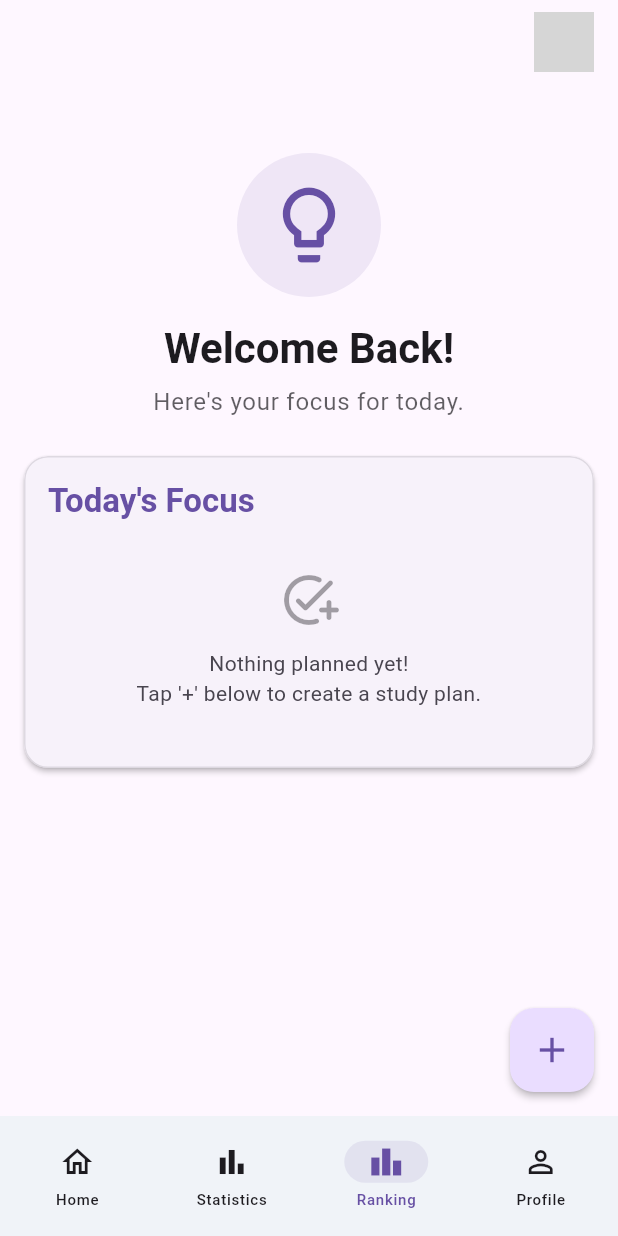
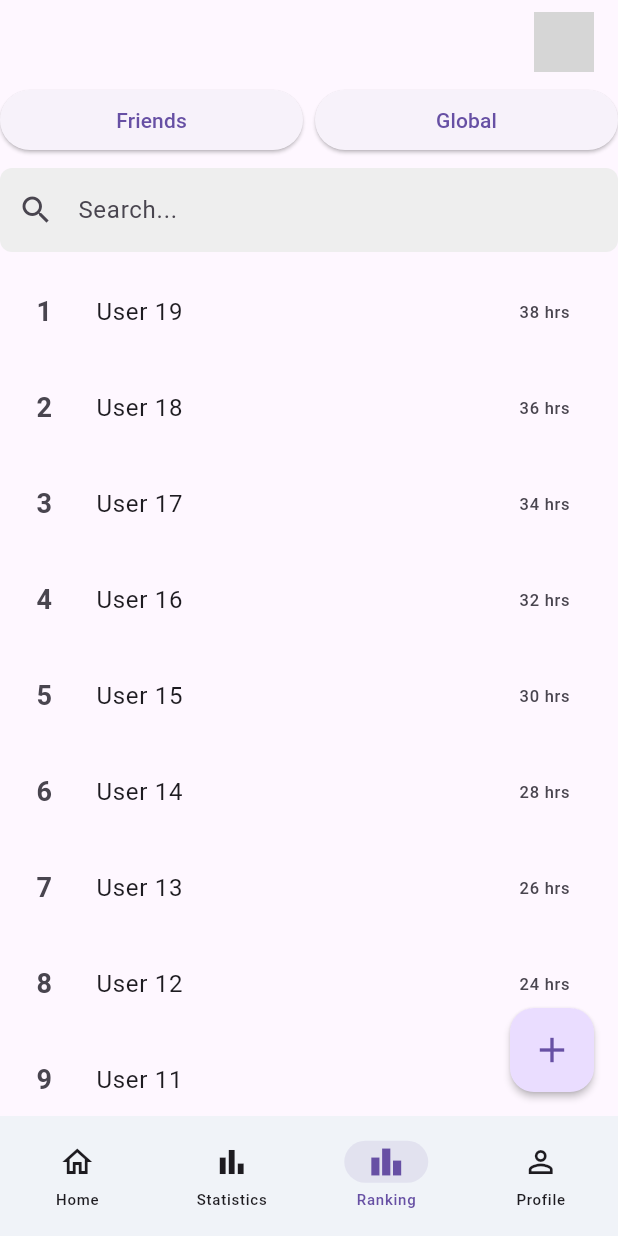
Before and after one commit to Dibbiii/KetchApp-Flutter, a Flutter app: the screen it shows once a user with an empty profile is signed in, item 3 of the bottom bar chosen, on a phone screen of 412 x 824 dp. Run offline on Flutter 3.47's test engine with Material 3 defaults, Android fonts, the light colour scheme and no system bars; drawn by our look-alikes of dynamic_color; our stand-ins replace bloc, equatable, firebase_auth, firebase_core, flutter_bloc, go_router and 1 more; missing offline and left inert: flutter_ruler_picker; accounts and stored records are empty; network calls fail; grey boxes are pictures that could not be loaded.

Commit message:
Add Ranking Page with navigation and UI components

```diff
--- a/lib/app/router.dart
+++ b/lib/app/router.dart
@@ -10,6 +10,7 @@ import 'package:ketchapp_flutter/features/auth/presentation/pages/login_page.dar
 import 'package:ketchapp_flutter/features/auth/presentation/pages/register_page.dart';
 import 'package:ketchapp_flutter/features/home/presentation/pages/home_page.dart';
 import 'package:ketchapp_flutter/features/plan/layouts/plan_layout.dart';
+import 'package:ketchapp_flutter/features/rankings/presentation/ranking_page.dart';
 import 'package:ketchapp_flutter/features/statistics/bloc/statistics_bloc.dart';
 import 'package:ketchapp_flutter/features/welcome/presentation/pages/welcome_page.dart';
 import 'package:ketchapp_flutter/features/welcome/presentation/pages/auth_options_page.dart';
@@ -75,7 +76,7 @@ final GoRouter router = GoRouter(
         ),
         GoRoute(
           path: '/ranking',
-          builder: (context, state) => const StatisticsPage(),
+          builder: (context, state) => const RankingPage(),
         ),
       ],
     ),
--- a/lib/components/footer.dart
+++ b/lib/components/footer.dart
@@ -62,9 +62,7 @@ class _FooterState extends State<Footer> {
             context.go('/statistics');
             break;
           case 2:
-            // TODO: Implement navigation for Trophy if it has a route
-            // context.go('/trophy');
-            print("Trophy navigation triggered (if route exists)");
+            context.go('/ranking');
             break;
           case 3:
             context.go('/profile');
--- /dev/null
+++ b/lib/features/rankings/presentation/ranking_page.dart
@@ -0,0 +1,88 @@
+import 'package:flutter/material.dart';
+
+class RankingPage extends StatefulWidget {
+  const RankingPage({super.key});
+
+  @override
+  State<RankingPage> createState() => _RankingPageState();
+}
+
+class _RankingPageState extends State<RankingPage> {
+  @override
+  Widget build(BuildContext context) {
+    return Column(
+      children: [
+        Row(
+          children: [
+            Expanded(
+              child: ElevatedButton(
+                child: Text('Friends'),
+                onPressed: () {
+                  // Handle friends button press
+                },
+              ),
+            ),
+            SizedBox(width: 8), // Add some space between the buttons
+            Expanded(
+              child: ElevatedButton(
+                child: Text('Global'),
+                onPressed: () {
+                  // Handle global button press
+                },
+              ),
+            ),
+          ],
+        ),
+        Padding(
+          padding: const EdgeInsets.symmetric(vertical: 8.0),
+          child: TextField(
+            decoration: InputDecoration(
+              hintText: 'Search...',
+              prefixIcon: Icon(Icons.search),
+              border: OutlineInputBorder(
+                borderRadius: BorderRadius.circular(8.0),
+                borderSide: BorderSide.none,
+              ),
+              filled: true,
+              fillColor: Colors.grey[200],
+            ),
+            onChanged: (value) {
+              // Handle search input change
+            },
+          ),
+        ),
+        Expanded(
+          child: ListView.builder(
+            itemCount: 20, // Replace with your data length
+            itemBuilder: (context, index) {
+              return Padding(
+                padding: const EdgeInsets.symmetric(
+                  vertical: 4.0,
+                  horizontal: 8.0,
+                ),
+                child: Container(
+                  decoration: BoxDecoration(
+                  borderRadius: BorderRadius.circular(8.0),
+                  ),
+                  child: ListTile(
+                  leading: Text(
+                    '${index + 1}', // Display rank number in ascending order
+                    style: TextStyle(
+                    fontSize: 18.0,
+                    fontWeight: FontWeight.bold,
+                    ),
+                  ),
+                  title: Text('User ${20 - index - 1}'),
+                  trailing: Text(
+                    '${(20 - index - 1) * 2} hrs', // Display hours in descending order
+                  ),
+                  ),
+                ),
+              );
+            },
+          ),
+        ),
+      ],
+    );
+  }
+}
```
Also changed, not shown: 2 other files.
